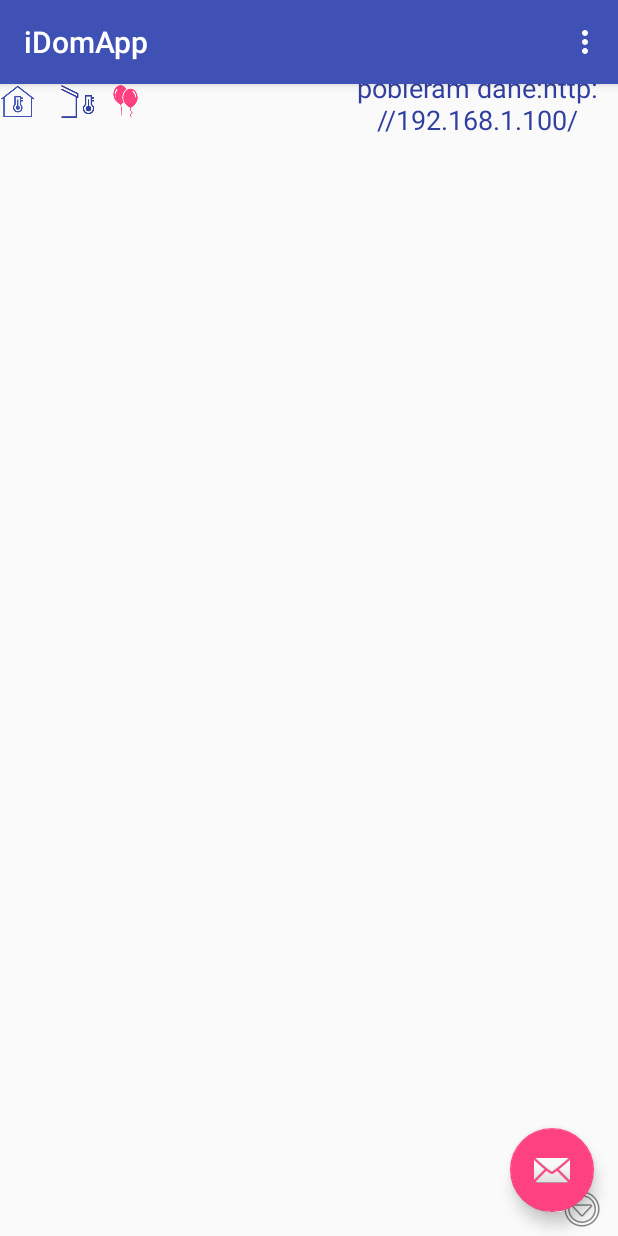
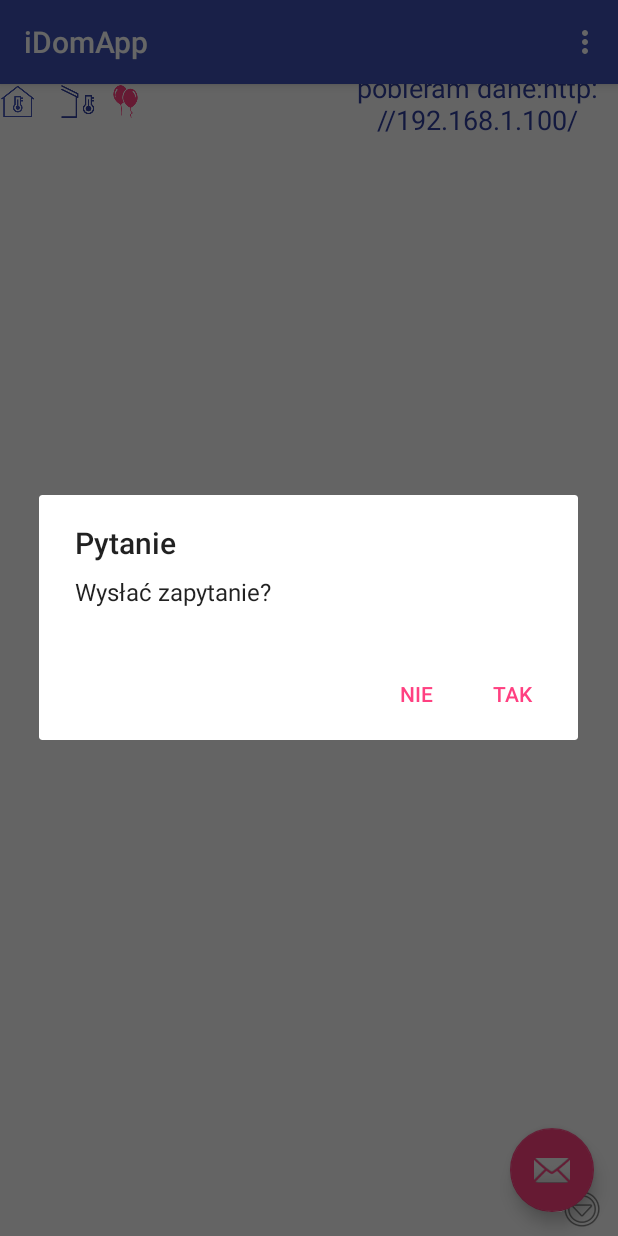
Before and after one commit to tuskolot/iDomApp, an Android app: the screen it shows after launch (MainActivity), after a tap on an icon or button, on a phone screen of 412 x 824 dp. Run offline under Robolectric (Android 15) with nearby library versions, the light colour scheme and no system bars; our stand-ins replace ButterKnife, Volley; network calls fail.

Commit message:
pierwszy dialog do potwierdzenia

```diff
--- a/app/src/main/java/com/example/jacekmichalik/idomapp/MainActivity.java
+++ b/app/src/main/java/com/example/jacekmichalik/idomapp/MainActivity.java
@@ -7,7 +7,9 @@ import android.content.Intent;
 import android.content.IntentFilter;
 import android.content.SharedPreferences;
 import android.content.pm.PackageManager;
+import android.database.Cursor;
 import android.graphics.Color;
+import android.net.Uri;
 import android.os.AsyncTask;
 import android.os.Build;
 import android.os.Bundle;
@@ -48,6 +50,8 @@ import org.json.JSONObject;
 
 import java.util.LinkedList;
 import java.util.List;
+
+import android.content.DialogInterface;
 
 import butterknife.BindView;
 import butterknife.ButterKnife;
@@ -114,7 +118,7 @@ class RowMacroAdapter extends ArrayAdapter<RowMacroItem> {
     }
 }
 
-public class MainActivity extends AppCompatActivity implements SmsHandler{
+public class MainActivity extends AppCompatActivity implements SmsHandler {
 
     final static int MY_PERMISSIONS_REQUEST_SEND_SMS = 991;
 
@@ -187,6 +191,11 @@ public class MainActivity extends AppCompatActivity implements SmsHandler{
             public void onClick(View view) {
                 SharedPreferences sms_prefs = PreferenceManager.getDefaultSharedPreferences(getBaseContext());
                 String tn = sms_prefs.getString("phone_num", "");
+
+                if (showPromptMsg("Pytanie", "Wysłać zapytanie?")) {
+                    Toast.makeText(getBaseContext(), "Zaniechano wysyłki SMS", Toast.LENGTH_LONG).show();
+                    return;
+                }
 
                 if (!checkMyPermission(Manifest.permission.SEND_SMS)) {
                     Toast.makeText(getBaseContext(), "Brak pozwoleń: SEND_SMS", Toast.LENGTH_LONG).show();
@@ -451,11 +460,19 @@ public class MainActivity extends AppCompatActivity implements SmsHandler{
     @Override
     public void handleSms(String sender, String message) {
 
-        try{
-//            Toast.makeText(this,"SMS from: " + sender + "\n\n"+message,Toast.LENGTH_LONG).show();
-            lastEntryInfo.setText("SMS"+sender+" "+message);
-        }
-        catch (Exception e){
+        try {
+            SharedPreferences sms_prefs = PreferenceManager.getDefaultSharedPreferences(this);
+            String tn = sms_prefs.getString("phone_num", "");
+
+
+            if (sender.equals(tn)) {
+                Toast.makeText(this, "STATUS:\n\n" + message, Toast.LENGTH_LONG).show();
+            } else {
+
+                Toast.makeText(this, "nieznany nadawca SMS: " + sender, Toast.LENGTH_LONG).show();
+//            lastEntryInfo.setText("SMS"+sender+" "+message);
+            }
+        } catch (Exception e) {
             Log.d("catch", e.toString());
         }
     }
@@ -464,18 +481,49 @@ public class MainActivity extends AppCompatActivity implements SmsHandler{
         IntentFilter filter = new IntentFilter();
         filter.addAction("android.provider.Telephony.SMS_RECEIVED");
         /* filter.setPriority(999); This is optional. */
-        SMS_Czytacz receiver = new SMS_Czytacz(this,getBaseContext());
+        SMS_Czytacz receiver = new SMS_Czytacz(this);
         registerReceiver(receiver, filter);
     }
 
     private void requestSmsPermission() {
         String permission = Manifest.permission.RECEIVE_SMS;
         int grant = ContextCompat.checkSelfPermission(this, permission);
-        if ( grant != PackageManager.PERMISSION_GRANTED) {
+        if (grant != PackageManager.PERMISSION_GRANTED) {
             String[] permission_list = new String[1];
             permission_list[0] = permission;
             ActivityCompat.requestPermissions(this, permission_list, 1);
         }
     }
 
+
+    private boolean showPromptMsg(String prompt_title, String prompt_msg) {
+
+        final String res = " ";
+        android.app.AlertDialog.Builder builder = new android.app.AlertDialog.Builder(this);
+        builder.setPositiveButton("TAK", new android.content.DialogInterface.OnClickListener() {
+            @Override
+            public void onClick(DialogInterface dialog, int which) {
+                // Stuff to do
+                res.trim();
+                mb("wybrano TAK");
+            }
+        });
+        builder.setNegativeButton("NIE", new DialogInterface.OnClickListener() {
+            @Override
+            public void onClick(DialogInterface dialog, int which) {
+                // Stuff to do
+            }
+        });
+
+        builder.setMessage(prompt_msg);
+        builder.setTitle(prompt_title);
+
+        android.app.AlertDialog d = builder.create();
+        d.show();
+        mb("zwracam:["+res+"]");
+        return res.equals("");
+    }
+    private void mb(String msg){
+        Toast.makeText(this,msg,Toast.LENGTH_LONG).show();
+    }
 }
```
Also changed, not shown: app/src/main/AndroidManifest.xml (+0 -9 lines), app/src/main/java/com/example/jacekmichalik/idomapp/SMS_Czytacz.java (+47 -38 lines).
